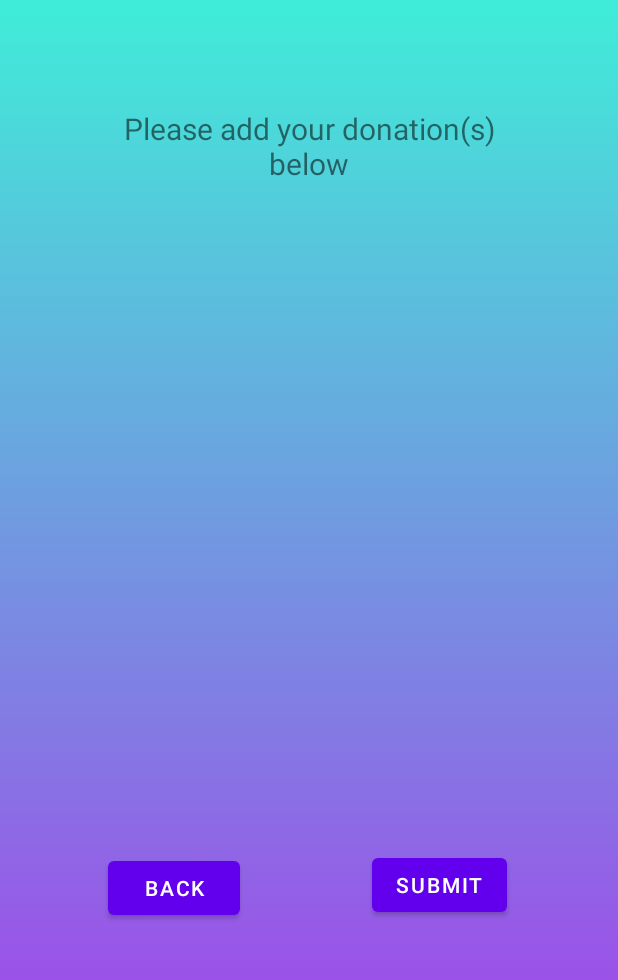
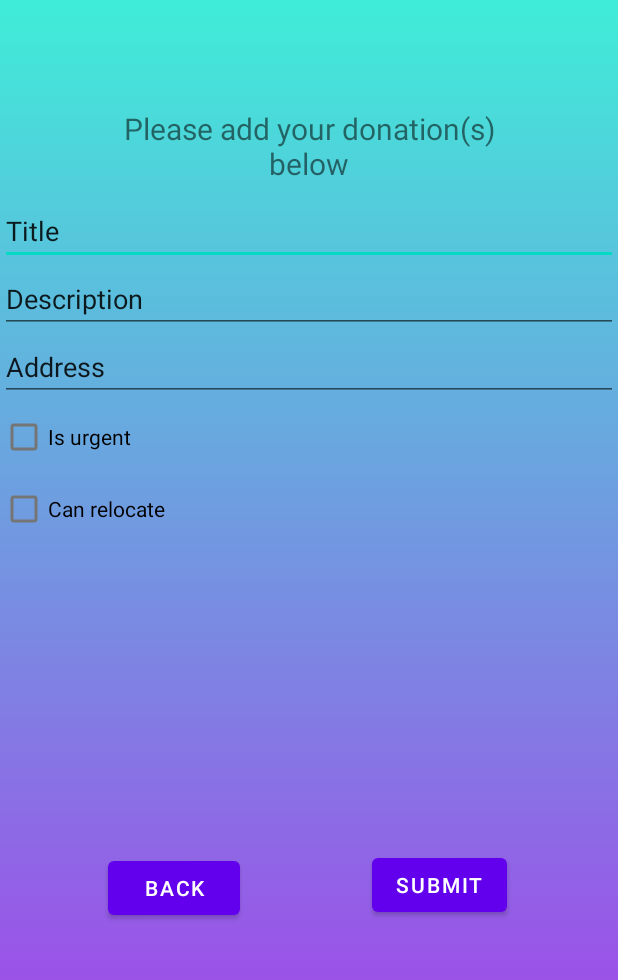
Before and after one commit to cis3296s22/howcanihelp, an Android app: the DonateItem screen opened directly, with no data from a screen before it, on a phone screen of 412 x 824 dp, the part 162-1142 px from its top. Run offline under Robolectric (Android 15) with nearby library versions, the phone set to English and light mode, and no system bars.

Commit message:
google release

```diff
--- a/app/src/main/java/edu/temple/howcanihelpapp/DonateItem.java
+++ b/app/src/main/java/edu/temple/howcanihelpapp/DonateItem.java
@@ -4,12 +4,21 @@ import androidx.appcompat.app.AppCompatActivity;
 
 import android.content.Intent;
 import android.os.Bundle;
+import android.util.Log;
 import android.view.View;
 import android.widget.Button;
+import android.widget.CheckBox;
+import android.widget.TextView;
+import android.widget.Toast;
+
+import edu.temple.howcanihelpapp.Firebase.DatabaseItems.HelpListing;
+import edu.temple.howcanihelpapp.Firebase.DatabaseItems.HelpListingBuilder;
+import edu.temple.howcanihelpapp.Firebase.DatabaseItems.HelpListingDbRef;
 
 public class DonateItem extends AppCompatActivity {
-
     Button back, submit;
+    CheckBox isUrgent, canRelocate;
+    TextView title, description, address;
 
     @Override
     protected void onCreate(Bundle savedInstanceState) {
@@ -29,9 +38,38 @@ public class DonateItem extends AppCompatActivity {
         submit.setOnClickListener(new View.OnClickListener() {
             @Override
             public void onClick(View view) {
+                donateItem();
+            }
+        });
+
+        canRelocate = findViewById(R.id.newHelpItemCanRelocate);
+        isUrgent = findViewById(R.id.newHelpItemIsUrgent);
+
+        title = findViewById(R.id.newHelpItemTitle);
+        description = findViewById(R.id.newHelpItemDescription);
+        address = findViewById(R.id.newHelpItemAddress);
+    }
+
+    void donateItem() {
+        try {
+            HelpListing helpListing = new HelpListingBuilder().setAsDonor()
+                    .setTitle(title.getText().toString())
+                    .setDescription(description.getText().toString())
+                    .setLocation(new HelpListing.Location(address.getText().toString(), 0, 0))
+                    .setIsUrgent(isUrgent.isChecked())
+                    .setCanRelocate(canRelocate.isChecked())
+                    .getHelpListing();
+            HelpListingDbRef.pushToDb(helpListing, result -> {
+                if(!result.isSuccessful())
+                    Toast.makeText(DonateItem.this, "Unsuccessful in processing the request :(", Toast.LENGTH_SHORT).show();
+                Toast.makeText(DonateItem.this, "Success!", Toast.LENGTH_SHORT).show();
                 Intent i = new Intent(DonateItem.this, MenuActivity.class);
                 startActivity(i);
-            }
-        });
+            });
+
+        } catch (Exception e) {
+            // nothing
+            Log.e("donateItem", e.getMessage());
+        }
     }
 }
--- a/app/src/main/res/layout/activity_donate_item.xml
+++ b/app/src/main/res/layout/activity_donate_item.xml
@@ -21,6 +21,50 @@
         app:layout_constraintHorizontal_bias="1.0"
         app:layout_constraintStart_toStartOf="parent"
         app:layout_constraintTop_toTopOf="parent" />
+
+    <LinearLayout
+        android:layout_width="match_parent"
+        android:layout_height="0dp"
+        android:orientation="vertical"
+        app:layout_constraintBottom_toTopOf="@id/submit"
+        app:layout_constraintTop_toBottomOf="@id/textView4">
+
+        <EditText
+            android:id="@+id/newHelpItemTitle"
+            android:layout_width="match_parent"
+            android:layout_height="wrap_content"
+            android:ems="10"
+            android:inputType="textPersonName"
+            android:text="Title" />
+
+        <EditText
+            android:id="@+id/newHelpItemDescription"
+            android:layout_width="match_parent"
+            android:layout_height="wrap_content"
+            android:ems="10"
+            android:inputType="textPersonName"
+            android:text="Description" />
+
+        <EditText
+            android:id="@+id/newHelpItemAddress"
+            android:layout_width="match_parent"
+            android:layout_height="wrap_content"
+            android:ems="10"
+            android:inputType="textPersonName"
+            android:text="Address" />
+
+        <CheckBox
+            android:id="@+id/newHelpItemIsUrgent"
+            android:layout_width="match_parent"
+            android:layout_height="wrap_content"
+            android:text="Is urgent" />
+
+        <CheckBox
+            android:id="@+id/newHelpItemCanRelocate"
+            android:layout_width="match_parent"
+            android:layout_height="wrap_content"
+            android:text="Can relocate" />
+    </LinearLayout>
 
     <Button
         android:id="@+id/back"
```
Also changed, not shown: 1 other file.
